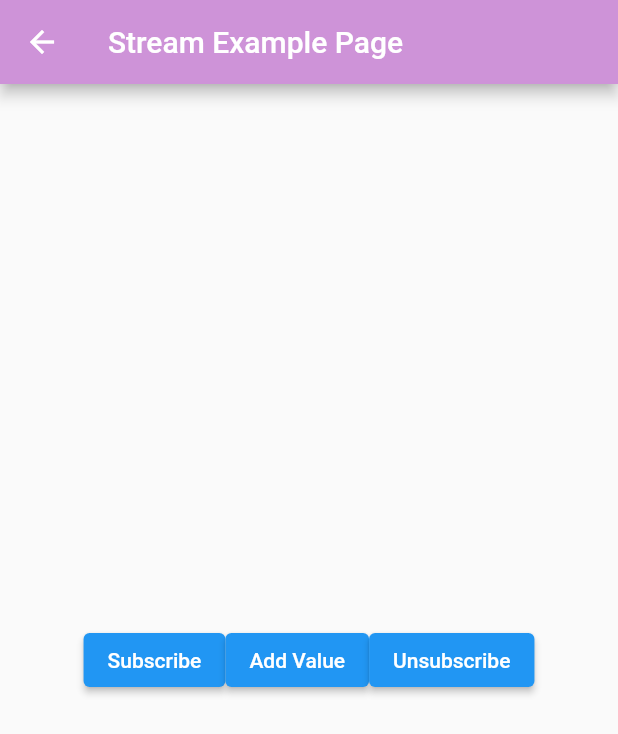
After one commit to sarinali/grocery_app, a Flutter app: the StreamExampleWidget screen opened by its route, on a phone screen of 412 x 824 dp. The commit adds this screen. Shown: the top 734 px of the screen. Run offline on Flutter 3.47's test engine with Material 2 defaults, Android fonts, the phone set to English and light mode, and no system bars.

Commit message:
fix: streams

```diff
--- a/grocery_app/lib/main.dart
+++ b/grocery_app/lib/main.dart
@@ -1,6 +1,7 @@
 import 'package:flutter/cupertino.dart';
 import 'package:flutter/material.dart';
-import 'package:grocery_app/streambuilder.dart';
+// import 'package:grocery_app/streambuilder.dart';
+import 'package:grocery_app/streamexample.dart';
 
 import 'demo.dart';
 import 'futurebuilder.dart';
@@ -25,7 +26,7 @@ class MyApp extends StatelessWidget {
         // "/viewlist": (context) => ViewList(),
         "/demo": (context) => Demo(),
         "/future": (context) => FutureBuilderDemo(),
-        "/stream": (context) => StreamBuilderExample()
+        "/stream": (context) => StreamExampleWidget()
       },
       theme: ThemeData(
         primarySwatch: Colors.blue,
--- /dev/null
+++ b/grocery_app/lib/streamexample.dart
@@ -0,0 +1,62 @@
+import 'package:flutter/material.dart';
+import 'dart:async';
+
+// Stream<String> generateStream = (() async* {
+//   int d = 0;
+//   while (true) {
+//     await Future<void>.delayed(const Duration(seconds: 2));
+//     if (d % 2 == 0) {
+//       yield "hello";
+//     } else {
+//       yield "hi";
+//     }
+//     d++;
+//   }
+// })();
+double add = 0;
+
+StreamController<double> controller = StreamController<double>.broadcast();
+StreamSubscription<double>? subscription;
+
+class StreamExampleWidget extends StatefulWidget {
+  const StreamExampleWidget({Key? key}) : super(key: key);
+
+  @override
+  _StreamExampleWidgetState createState() => _StreamExampleWidgetState();
+}
+
+class _StreamExampleWidgetState extends State<StreamExampleWidget> {
+  @override
+  Widget build(BuildContext context) {
+    return Scaffold(
+      appBar: AppBar(
+        backgroundColor: Colors.purple[200],
+        title: Text("Stream Example Page"),
+      ),
+      body: Center(
+          child: Row(
+        mainAxisAlignment: MainAxisAlignment.center,
+        children: [
+          ElevatedButton(
+              onPressed: () {
+                subscription = controller.stream.listen((event) {
+                  print("Stream value: $add");
+                });
+              },
+              child: Text("Subscribe")),
+          ElevatedButton(
+              onPressed: () {
+                add += 1.0;
+                controller.add(add);
+              },
+              child: Text("Add Value")),
+          ElevatedButton(
+              onPressed: () {
+                subscription?.cancel();
+              },
+              child: Text("Unsubscribe"))
+        ],
+      )),
+    );
+  }
+}
```
Also changed, not shown: grocery_app/lib/streambuilder.dart (deleted, +0 -91 lines).
